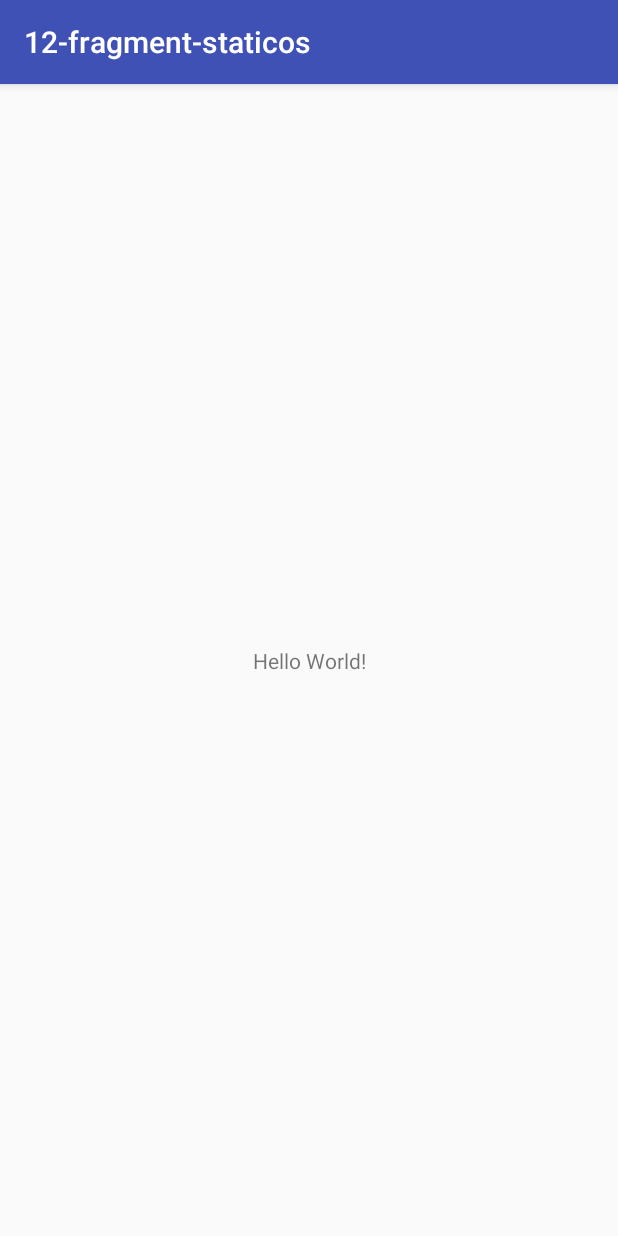
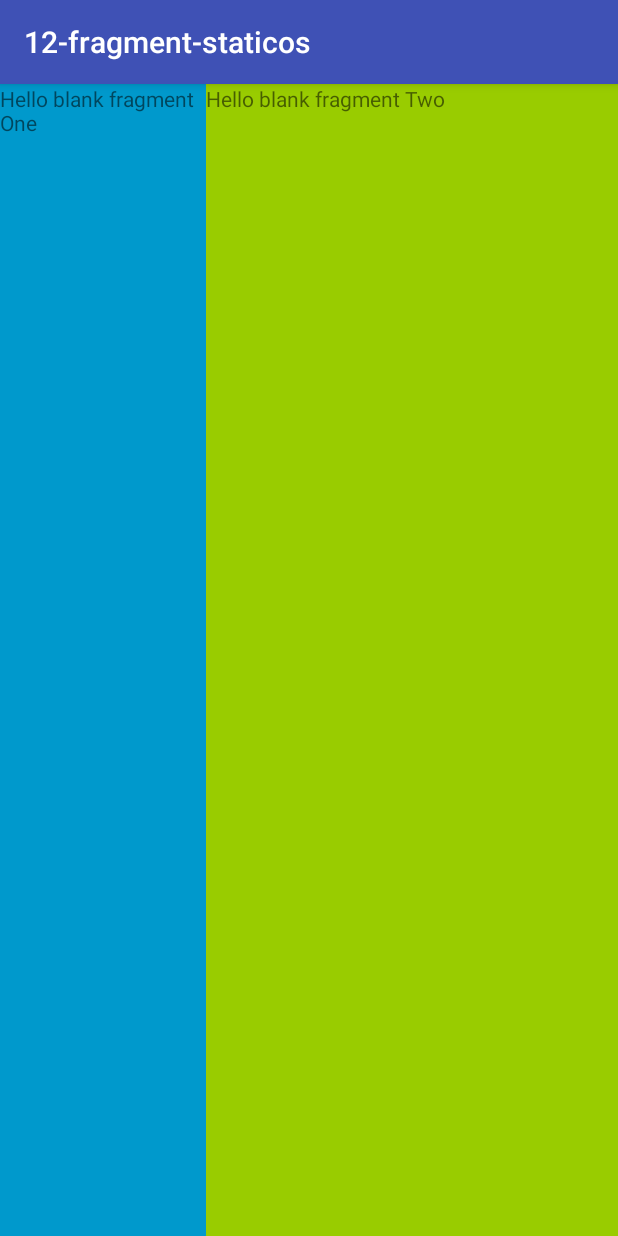
Before and after one commit to jocode/android-remind, an Android app: the screen it shows after launch (MainActivity), on a phone screen of 412 x 824 dp. Run offline under Robolectric (Android 15) with nearby library versions, the phone set to English and light mode, and no system bars.

Commit message:
Fragments - Estáticos
Para crear fragments e integranlos a la interfaz de la actividad, se
debe realizar lo siguiente.

1. Crear un Fragment, dando clic derecho sobre el paquete del proyecto,
new->fragment
2. Se crea una clase que extiende se Fragmet y un archivo xml
vinculada a la clase creada. El wizard de Android Studio crea todo
3. Crear el diseño del fragment, este se debe hacer, dentro de la
etiqueta FrameLayout
4. Vincularlos en la actividad principal con la etiqueta fragment, y
colocarle los atributos de id y name para hacer referencia a la clase
que lo controla y layout, para indicarle cual es el diseño del fragment

Luego de hacer eso, con x cantidad de fragments, se debe implementar el
método OnFragmentInteractionListener a cada uno de los fragments creados
en la actividad que los vaya  usar, de no hacer eso se producirán
errores y no se ejecutará la aplicación

```diff
--- a/12-fragment-staticos/app/build.gradle
+++ b/12-fragment-staticos/app/build.gradle
@@ -26,5 +26,6 @@
     })
     compile 'com.android.support:appcompat-v7:25.3.1'
     compile 'com.android.support.constraint:constraint-layout:1.0.2'
+    compile 'com.android.support:support-v4:25.3.1'
     testCompile 'junit:junit:4.12'
 }
--- a/12-fragment-staticos/app/src/main/java/com/example/a12_fragment_staticos/MainActivity.java
+++ b/12-fragment-staticos/app/src/main/java/com/example/a12_fragment_staticos/MainActivity.java
@@ -1,13 +1,19 @@
 package com.example.a12_fragment_staticos;
 
+import android.net.Uri;
 import android.support.v7.app.AppCompatActivity;
 import android.os.Bundle;
 
-public class MainActivity extends AppCompatActivity {
+public class MainActivity extends AppCompatActivity implements One.OnFragmentInteractionListener, Two.OnFragmentInteractionListener {
 
     @Override
     protected void onCreate(Bundle savedInstanceState) {
         super.onCreate(savedInstanceState);
         setContentView(R.layout.activity_main);
     }
+
+    @Override
+    public void onFragmentInteraction(Uri uri) {
+
+    }
 }
--- /dev/null
+++ b/12-fragment-staticos/app/src/main/java/com/example/a12_fragment_staticos/One.java
@@ -0,0 +1,108 @@
+package com.example.a12_fragment_staticos;
+
+import android.content.Context;
+import android.net.Uri;
+import android.os.Bundle;
+import android.support.v4.app.Fragment;
+import android.view.LayoutInflater;
+import android.view.View;
+import android.view.ViewGroup;
+
+
+/**
+ * A simple {@link Fragment} subclass.
+ * Activities that contain this fragment must implement the
+ * {@link One.OnFragmentInteractionListener} interface
+ * to handle interaction events.
+ * Use the {@link One#newInstance} factory method to
+ * create an instance of this fragment.
+ */
+public class One extends Fragment {
+    // TODO: Rename parameter arguments, choose names that match
+    // the fragment initialization parameters, e.g. ARG_ITEM_NUMBER
+    private static final String ARG_PARAM1 = "param1";
+    private static final String ARG_PARAM2 = "param2";
+
+    // TODO: Rename and change types of parameters
+    private String mParam1;
+    private String mParam2;
+
+    private OnFragmentInteractionListener mListener;
+
+    public One() {
+        // Required empty public constructor
+    }
+
+    /**
+     * Use this factory method to create a new instance of
+     * this fragment using the provided parameters.
+     *
+     * @param param1 Parameter 1.
+     * @param param2 Parameter 2.
+     * @return A new instance of fragment One.
+     */
+    // TODO: Rename and change types and number of parameters
+    public static One newInstance(String param1, String param2) {
+        One fragment = new One();
+        Bundle args = new Bundle();
+        args.putString(ARG_PARAM1, param1);
+        args.putString(ARG_PARAM2, param2);
+        fragment.setArguments(args);
+        return fragment;
+    }
+
+    @Override
+    public void onCreate(Bundle savedInstanceState) {
+        super.onCreate(savedInstanceState);
+        if (getArguments() != null) {
+            mParam1 = getArguments().getString(ARG_PARAM1);
+            mParam2 = getArguments().getString(ARG_PARAM2);
+        }
+    }
+
+    @Override
+    public View onCreateView(LayoutInflater inflater, ViewGroup container,
+                             Bundle savedInstanceState) {
+        // Inflate the layout for this fragment
+        return inflater.inflate(R.layout.fragment_one, container, false);
+    }
+
+    // TODO: Rename method, update argument and hook method into UI event
+    public void onButtonPressed(Uri uri) {
+        if (mListener != null) {
+            mListener.onFragmentInteraction(uri);
+        }
+    }
+
+    @Override
+    public void onAttach(Context context) {
+        super.onAttach(context);
+        if (context instanceof OnFragmentInteractionListener) {
+            mListener = (OnFragmentInteractionListener) context;
+        } else {
+            throw new RuntimeException(context.toString()
+                    + " must implement OnFragmentInteractionListener");
+        }
+    }
+
+    @Override
+    public void onDetach() {
+        super.onDetach();
+        mListener = null;
+    }
+
+    /**
+     * This interface must be implemented by activities that contain this
+     * fragment to allow an interaction in this fragment to be communicated
+     * to the activity and potentially other fragments contained in that
+     * activity.
+     * <p>
+     * See the Android Training lesson <a href=
+     * "http://developer.android.com/training/basics/fragments/communicating.html"
+     * >Communicating with Other Fragments</a> for more information.
+     */
+    public interface OnFragmentInteractionListener {
+        // TODO: Update argument type and name
+        void onFragmentInteraction(Uri uri);
+    }
+}
--- /dev/null
+++ b/12-fragment-staticos/app/src/main/java/com/example/a12_fragment_staticos/Two.java
@@ -0,0 +1,108 @@
+package com.example.a12_fragment_staticos;
+
+import android.content.Context;
+import android.net.Uri;
+import android.os.Bundle;
+import android.support.v4.app.Fragment;
+import android.view.LayoutInflater;
+import android.view.View;
+import android.view.ViewGroup;
+
+
+/**
+ * A simple {@link Fragment} subclass.
+ * Activities that contain this fragment must implement the
+ * {@link Two.OnFragmentInteractionListener} interface
+ * to handle interaction events.
+ * Use the {@link Two#newInstance} factory method to
+ * create an instance of this fragment.
+ */
+public class Two extends Fragment {
+    // TODO: Rename parameter arguments, choose names that match
+    // the fragment initialization parameters, e.g. ARG_ITEM_NUMBER
+    private static final String ARG_PARAM1 = "param1";
+    private static final String ARG_PARAM2 = "param2";
+
+    // TODO: Rename and change types of parameters
+    private String mParam1;
+    private String mParam2;
+
+    private OnFragmentInteractionListener mListener;
+
+    public Two() {
+        // Required empty public constructor
+    }
+
+    /**
+     * Use this factory method to create a new instance of
+     * this fragment using the provided parameters.
+     *
+     * @param param1 Parameter 1.
+     * @param param2 Parameter 2.
+     * @return A new instance of fragment Two.
+     */
+    // TODO: Rename and change types and number of parameters
+    public static Two newInstance(String param1, String param2) {
+        Two fragment = new Two();
+        Bundle args = new Bundle();
+        args.putString(ARG_PARAM1, param1);
+        args.putString(ARG_PARAM2, param2);
+        fragment.setArguments(args);
+        return fragment;
+    }
+
+    @Override
+    public void onCreate(Bundle savedInstanceState) {
+        super.onCreate(savedInstanceState);
+        if (getArguments() != null) {
+            mParam1 = getArguments().getString(ARG_PARAM1);
+            mParam2 = getArguments().getString(ARG_PARAM2);
+        }
+    }
+
+    @Override
+    public View onCreateView(LayoutInflater inflater, ViewGroup container,
+                             Bundle savedInstanceState) {
+        // Inflate the layout for this fragment
+        return inflater.inflate(R.layout.fragment_two, container, false);
+    }
+
+    // TODO: Rename method, update argument and hook method into UI event
+    public void onButtonPressed(Uri uri) {
+        if (mListener != null) {
+            mListener.onFragmentInteraction(uri);
+        }
+    }
+
+    @Override
+    public void onAttach(Context context) {
+        super.onAttach(context);
+        if (context instanceof OnFragmentInteractionListener) {
+            mListener = (OnFragmentInteractionListener) context;
+        } else {
+            throw new RuntimeException(context.toString()
+                    + " must implement OnFragmentInteractionListener");
+        }
+    }
+
+    @Override
+    public void onDetach() {
+        super.onDetach();
+        mListener = null;
+    }
+
+    /**
+     * This interface must be implemented by activities that contain this
+     * fragment to allow an interaction in this fragment to be communicated
+     * to the activity and potentially other fragments contained in that
+     * activity.
+     * <p>
+     * See the Android Training lesson <a href=
+     * "http://developer.android.com/training/basics/fragments/communicating.html"
+     * >Communicating with Other Fragments</a> for more information.
+     */
+    public interface OnFragmentInteractionListener {
+        // TODO: Update argument type and name
+        void onFragmentInteraction(Uri uri);
+    }
+}
--- a/12-fragment-staticos/app/src/main/res/layout/activity_main.xml
+++ b/12-fragment-staticos/app/src/main/res/layout/activity_main.xml
@@ -1,18 +1,24 @@
-<?xml version="1.0" encoding="utf-8"?>
-<android.support.constraint.ConstraintLayout xmlns:android="http://schemas.android.com/apk/res/android"
-    xmlns:app="http://schemas.android.com/apk/res-auto"
-    xmlns:tools="http://schemas.android.com/tools"
+<LinearLayout xmlns:tools="http://schemas.android.com/tools"
     android:layout_width="match_parent"
     android:layout_height="match_parent"
-    tools:context="com.example.a12_fragment_staticos.MainActivity">
+    android:orientation="horizontal"
+    xmlns:android="http://schemas.android.com/apk/res/android">
 
-    <TextView
-        android:layout_width="wrap_content"
-        android:layout_height="wrap_content"
-        android:text="Hello World!"
-        app:layout_constraintBottom_toBottomOf="parent"
-        app:layout_constraintLeft_toLeftOf="parent"
-        app:layout_constraintRight_toRightOf="parent"
-        app:layout_constraintTop_toTopOf="parent" />
 
-</android.support.constraint.ConstraintLayout>
+    <fragment
+        android:id="@+id/fragment_one"
+        android:name="com.example.a12_fragment_staticos.One"
+        android:layout_width="match_parent"
+        android:layout_height="match_parent"
+        android:layout_weight="2"
+        tools:layout="@layout/fragment_one" />
+
+    <fragment
+        android:id="@+id/fragment_two"
+        android:name="com.example.a12_fragment_staticos.Two"
+        android:layout_width="match_parent"
+        android:layout_height="match_parent"
+        android:layout_weight="1"
+        tools:layout="@layout/fragment_two" />
+
+</LinearLayout>
--- /dev/null
+++ b/12-fragment-staticos/app/src/main/res/layout/fragment_one.xml
@@ -0,0 +1,14 @@
+<FrameLayout xmlns:android="http://schemas.android.com/apk/res/android"
+    xmlns:tools="http://schemas.android.com/tools"
+    android:layout_width="match_parent"
+    android:layout_height="match_parent"
+    android:background="@android:color/holo_blue_dark"
+    tools:context="com.example.a12_fragment_staticos.One">
+
+    <!-- TODO: Update blank fragment layout -->
+    <TextView
+        android:layout_width="match_parent"
+        android:layout_height="match_parent"
+        android:text="@string/hello_blank_fragment_one" />
+
+</FrameLayout>
--- /dev/null
+++ b/12-fragment-staticos/app/src/main/res/layout/fragment_two.xml
@@ -0,0 +1,14 @@
+<FrameLayout xmlns:android="http://schemas.android.com/apk/res/android"
+    xmlns:tools="http://schemas.android.com/tools"
+    android:layout_width="match_parent"
+    android:layout_height="match_parent"
+    android:background="@android:color/holo_green_light"
+    tools:context="com.example.a12_fragment_staticos.Two">
+
+    <!-- TODO: Update blank fragment layout -->
+    <TextView
+        android:layout_width="match_parent"
+        android:layout_height="match_parent"
+        android:text="@string/hello_blank_fragment_two" />
+
+</FrameLayout>
--- a/12-fragment-staticos/app/src/main/res/values/strings.xml
+++ b/12-fragment-staticos/app/src/main/res/values/strings.xml
@@ -1,3 +1,7 @@
 <resources>
     <string name="app_name">12-fragment-staticos</string>
+
+    <!-- TODO: Remove or change this placeholder text -->
+    <string name="hello_blank_fragment_one">Hello blank fragment One</string>
+    <string name="hello_blank_fragment_two">Hello blank fragment Two</string>
 </resources>
```
Also changed, not shown: 1 other file.
